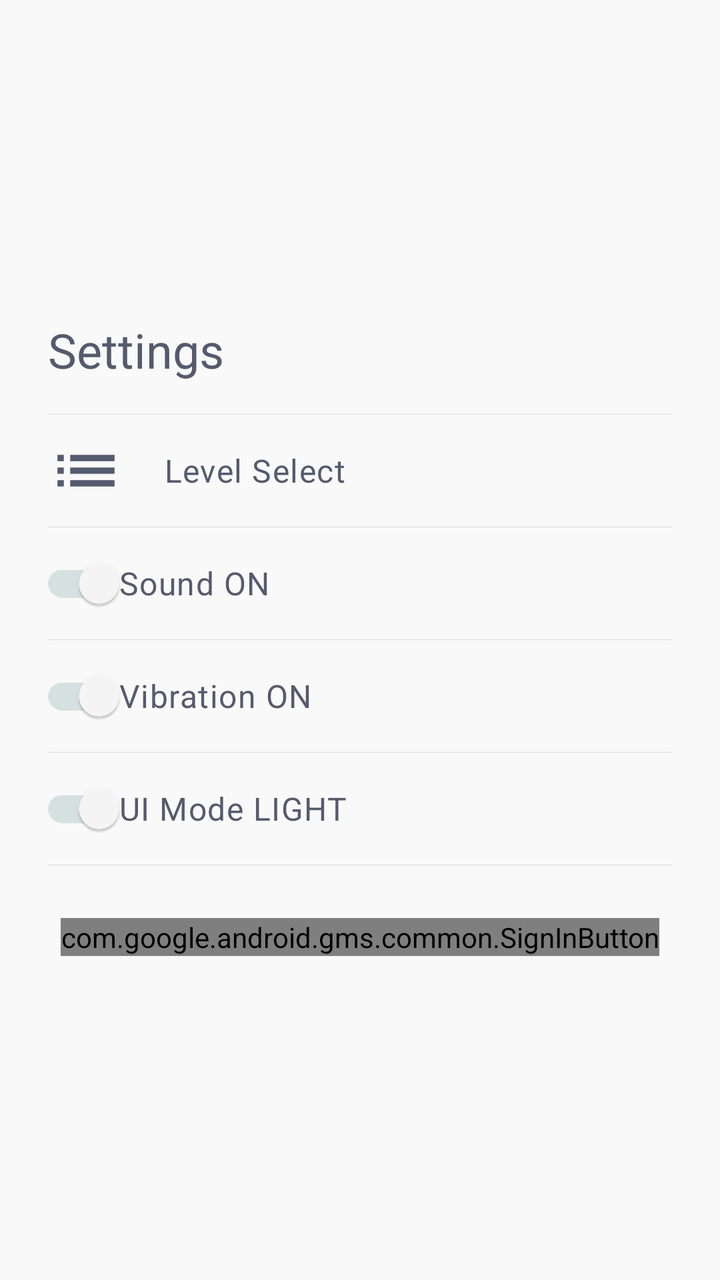
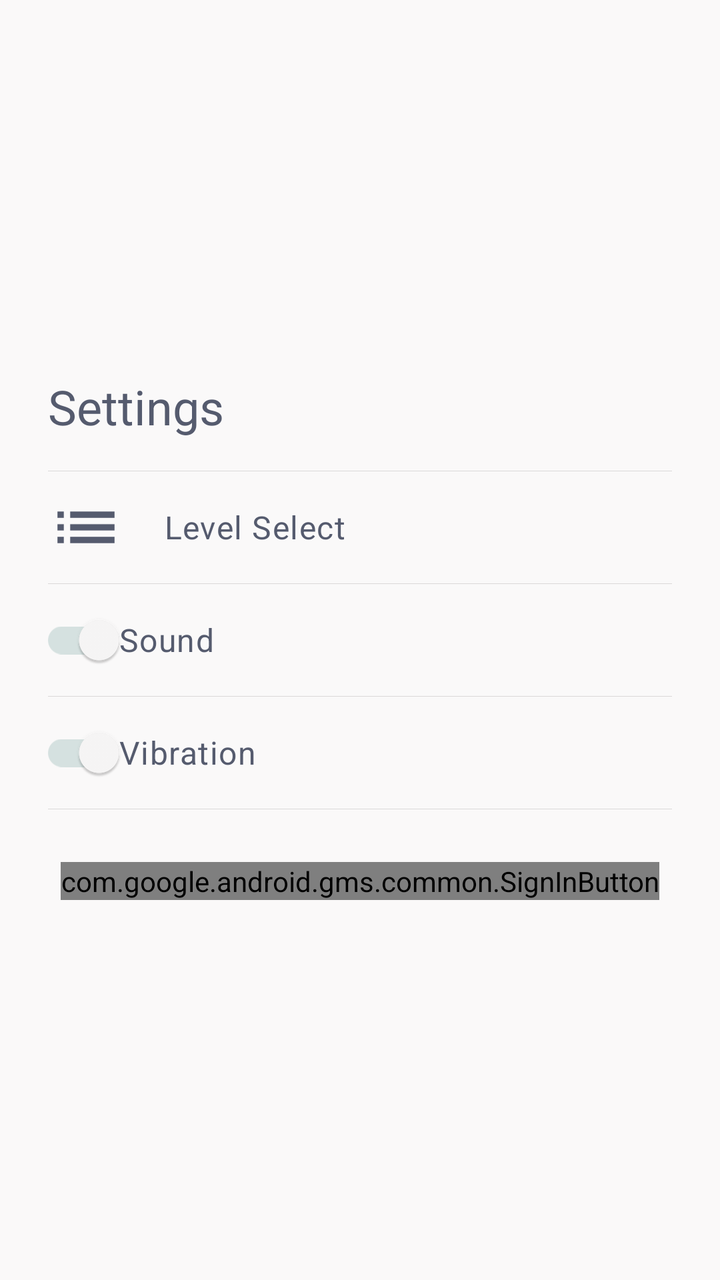

Compare the two renders of this Android layout. The source of the first and the diff that turns it into the second are given below.
<!-- AndroidManifest.xml: application theme Theme.OC -->
<!-- res/layout/settings_fragment.xml -->
<?xml version="1.0" encoding="utf-8"?>
<androidx.appcompat.widget.LinearLayoutCompat xmlns:android="http://schemas.android.com/apk/res/android"
    xmlns:app="http://schemas.android.com/apk/res-auto"
    xmlns:tools="http://schemas.android.com/tools"
    android:layout_width="match_parent"
    android:layout_height="wrap_content"
    android:gravity="center"
    android:orientation="vertical"
    android:paddingVertical="@dimen/default_large_margin"
    app:divider="@drawable/divider"
    app:dividerPadding="@dimen/simple_dialog_left_margin"
    app:showDividers="middle">

    <androidx.appcompat.widget.LinearLayoutCompat
        android:id="@+id/hints_dialog_title"
        android:layout_width="match_parent"
        android:layout_height="@dimen/simple_dialog_header_height"
        android:orientation="horizontal">

        <androidx.appcompat.widget.AppCompatTextView
            android:layout_width="wrap_content"
            android:layout_height="wrap_content"
            android:layout_gravity="center_vertical"
            android:layout_marginStart="@dimen/simple_dialog_left_margin"
            android:text="@string/settings"
            android:textAppearance="@style/TextAppearance.OC.Headline5" />
    </androidx.appcompat.widget.LinearLayoutCompat>

    <androidx.appcompat.widget.LinearLayoutCompat
        android:id="@+id/level_select_button"
        android:layout_width="match_parent"
        android:layout_height="@dimen/simple_dialog_item_height"
        android:background="?android:attr/selectableItemBackground"
        android:clickable="true"
        android:focusable="true"
        android:orientation="horizontal">

        <androidx.appcompat.widget.AppCompatImageView
            android:layout_width="wrap_content"
            android:layout_height="wrap_content"
            android:layout_gravity="center_vertical"
            android:layout_marginStart="@dimen/simple_dialog_left_margin"
            android:layout_marginEnd="@dimen/simple_dialog_divider_margin"
            android:contentDescription="@string/level_select"
            android:src="@drawable/outline_grid_on_black_24"
            app:tint="@color/colorOnPrimary"
            tools:ignore="RtlSymmetry" />

        <androidx.appcompat.widget.AppCompatTextView
            android:layout_width="wrap_content"
            android:layout_height="wrap_content"
            android:layout_gravity="center_vertical"
            android:text="@string/level_select"
            android:textAppearance="@style/TextAppearance.OC.Body1" />
    </androidx.appcompat.widget.LinearLayoutCompat>

    <androidx.appcompat.widget.LinearLayoutCompat
        android:id="@+id/sound_button"
        android:layout_width="match_parent"
        android:layout_height="@dimen/simple_dialog_item_height"
        android:background="?android:attr/selectableItemBackground"
        android:clickable="true"
        android:focusable="true"
        android:orientation="horizontal">

        <com.google.android.material.switchmaterial.SwitchMaterial
            android:id="@+id/sound_switch"
            android:layout_width="wrap_content"
            android:layout_height="wrap_content"
            android:layout_gravity="center_vertical"
            android:layout_marginStart="@dimen/simple_dialog_left_margin"
            android:layout_marginEnd="@dimen/simple_dialog_divider_margin"
            android:layoutDirection="rtl"
            android:text="@string/sound_on_text"
            android:textAppearance="@style/TextAppearance.OC.Body1"
            android:textColor="@color/colorOnPrimary" />

    </androidx.appcompat.widget.LinearLayoutCompat>

    <androidx.appcompat.widget.LinearLayoutCompat
        android:id="@+id/vibration_button"
        android:layout_width="match_parent"
        android:layout_height="@dimen/simple_dialog_item_height"
        android:background="?android:attr/selectableItemBackground"
        android:clickable="true"
        android:focusable="true"
        android:orientation="horizontal">

        <com.google.android.material.switchmaterial.SwitchMaterial
            android:id="@+id/vibration_switch"
            android:layout_width="wrap_content"
            android:layout_height="wrap_content"
            android:layout_gravity="center_vertical"
            android:layout_marginStart="@dimen/simple_dialog_left_margin"
            android:layout_marginEnd="@dimen/simple_dialog_divider_margin"
            android:layoutDirection="rtl"
            android:text="@string/vibration_on_text"
            android:textAppearance="@style/TextAppearance.OC.Body1"
            android:textColor="@color/colorOnPrimary" />
    </androidx.appcompat.widget.LinearLayoutCompat>

    <androidx.appcompat.widget.LinearLayoutCompat
        android:id="@+id/ui_mode_button"
        android:layout_width="match_parent"
        android:layout_height="@dimen/simple_dialog_item_height"
        android:background="?android:attr/selectableItemBackground"
        android:clickable="true"
        android:focusable="true"
        android:orientation="horizontal">

        <com.google.android.material.switchmaterial.SwitchMaterial
            android:id="@+id/ui_switch"
            android:layout_width="wrap_content"
            android:layout_height="wrap_content"
            android:layout_gravity="center_vertical"
            android:layout_marginStart="@dimen/simple_dialog_left_margin"
            android:layout_marginEnd="@dimen/simple_dialog_divider_margin"
            android:layoutDirection="rtl"
            android:text="@string/ui_mode_light_text"
            android:textAppearance="@style/TextAppearance.OC.Body1"
            android:textColor="@color/colorOnPrimary" />

    </androidx.appcompat.widget.LinearLayoutCompat>

    <androidx.appcompat.widget.LinearLayoutCompat
        android:layout_width="match_parent"
        android:layout_height="@dimen/simple_dialog_item_height"
        android:layout_marginTop="@dimen/default_margin"
        android:gravity="center"
        android:orientation="vertical">

        <com.google.android.gms.common.SignInButton
            android:id="@+id/google_sign_in_button"
            android:layout_width="wrap_content"
            android:layout_height="wrap_content"
            android:layout_marginHorizontal="@dimen/simple_dialog_left_margin" />
    </androidx.appcompat.widget.LinearLayoutCompat>
</androidx.appcompat.widget.LinearLayoutCompat>
<!-- resources referenced by this layout -->
<resources>
  <color name="colorOnPrimary">#555b6e</color>
  <dimen name="default_large_margin">16dp</dimen>
  <dimen name="default_margin">8dp</dimen>
  <dimen name="simple_dialog_divider_margin">20dp</dimen>
  <dimen name="simple_dialog_header_height">64dp</dimen>
  <dimen name="simple_dialog_item_height">56dp</dimen>
  <dimen name="simple_dialog_left_margin">24dp</dimen>
  <!-- drawable divider (drawable) -->
  <?xml version="1.0" encoding="utf-8"?>
  <shape xmlns:android="http://schemas.android.com/apk/res/android" >
      <size android:height=".1dp"/>
      <solid android:color="@color/itemDividerColor"/>
  </shape>
  <string name="level_select">Level Select</string>
  <string name="settings">Settings</string>
  <string name="sound_on_text">Sound ON</string>
  <string name="ui_mode_light_text">UI Mode LIGHT</string>
  <string name="vibration_on_text">Vibration ON</string>
  <style name="TextAppearance.OC.Body1" parent="TextAppearance.MaterialComponents.Body1">
          <item name="fontFamily">@font/yantramanav_medium</item>
          <item name="android:textColor">@color/colorOnPrimary</item>
      </style>
  <style name="TextAppearance.OC.Headline5" parent="TextAppearance.MaterialComponents.Headline5">
          <item name="fontFamily">@font/yantramanav_bold</item>
          <item name="android:textColor">@color/colorOnPrimary</item>
      </style>
  <color name="itemDividerColor">#DAD8D8</color>
  <color name="colorPrimary">#89b0ae</color>
  <color name="colorPrimaryVariant">#89b0ae</color>
  <color name="colorSecondary">#bee3db</color>
  <color name="colorSecondaryVariant">#555b6e</color>
  <color name="colorOnSecondary">#89b0ae</color>
  <color name="colorBackground">#faf9f9</color>
  <color name="colorOnBackground">#89b0ae</color>
  <color name="colorSurface">#faf9f9</color>
  <color name="colorOnSurface">#89b0ae</color>
  <color name="colorError">#EE3502</color>
  <color name="colorOnError">#faf9f9</color>
  <color name="navigationBarColor">#80797D88</color>
  <style name="ThemeOverlay.App.MaterialAlertDialog" parent="ThemeOverlay.MaterialComponents.MaterialAlertDialog">
          <item name="colorPrimary">@color/colorOnPrimary</item>
          <item name="colorSecondary">@color/colorSecondary</item>
          <item name="colorSurface">@color/colorSurface</item>
          <item name="colorOnSurface">@color/colorOnPrimary</item>
          <item name="android:backgroundTint">@color/colorSurface</item>
          <item name="titleTextColor">@color/colorSurface</item>
      </style>
  <style name="HehBottomSheetDialogTheme" parent="@style/ThemeOverlay.MaterialComponents.BottomSheetDialog">
          <item name="bottomSheetStyle">@style/HehCustomBottomSheet</item>
      </style>
  <style name="HehCustomBottomSheet" parent="Widget.MaterialComponents.BottomSheet">
          <item name="shapeAppearanceOverlay">@style/CustomShapeAppearanceBottomSheetDialog</item>
      </style>
  <style name="CustomShapeAppearanceBottomSheetDialog">
          <item name="cornerFamily">rounded</item>
          <item name="cornerSizeTopRight">@dimen/default_large_margin</item>
          <item name="cornerSizeTopLeft">@dimen/default_large_margin</item>
          <item name="android:layout_margin">@dimen/default_large_margin</item>
          <item name="cornerSizeBottomRight">0dp</item>
          <item name="cornerSizeBottomLeft">0dp</item>
      </style>
  <!-- unchanged entries left out for length: 3 -->
</resources>

<!-- the commit's change to res/layout/settings_fragment.xml (unified diff, before → after) -->
@@ -71,7 +71,7 @@
             android:layout_marginStart="@dimen/simple_dialog_left_margin"
             android:layout_marginEnd="@dimen/simple_dialog_divider_margin"
             android:layoutDirection="rtl"
-            android:text="@string/sound_on_text"
+            android:text="@string/sound_text"
             android:textAppearance="@style/TextAppearance.OC.Body1"
             android:textColor="@color/colorOnPrimary" />
 
@@ -94,32 +94,9 @@
             android:layout_marginStart="@dimen/simple_dialog_left_margin"
             android:layout_marginEnd="@dimen/simple_dialog_divider_margin"
             android:layoutDirection="rtl"
-            android:text="@string/vibration_on_text"
+            android:text="@string/vibration_text"
             android:textAppearance="@style/TextAppearance.OC.Body1"
             android:textColor="@color/colorOnPrimary" />
-    </androidx.appcompat.widget.LinearLayoutCompat>
-
-    <androidx.appcompat.widget.LinearLayoutCompat
-        android:id="@+id/ui_mode_button"
-        android:layout_width="match_parent"
-        android:layout_height="@dimen/simple_dialog_item_height"
-        android:background="?android:attr/selectableItemBackground"
-        android:clickable="true"
-        android:focusable="true"
-        android:orientation="horizontal">
-
-        <com.google.android.material.switchmaterial.SwitchMaterial
-            android:id="@+id/ui_switch"
-            android:layout_width="wrap_content"
-            android:layout_height="wrap_content"
-            android:layout_gravity="center_vertical"
-            android:layout_marginStart="@dimen/simple_dialog_left_margin"
-            android:layout_marginEnd="@dimen/simple_dialog_divider_margin"
-            android:layoutDirection="rtl"
-            android:text="@string/ui_mode_light_text"
-            android:textAppearance="@style/TextAppearance.OC.Body1"
-            android:textColor="@color/colorOnPrimary" />
-
     </androidx.appcompat.widget.LinearLayoutCompat>
 
     <androidx.appcompat.widget.LinearLayoutCompat
<!-- resource entries referenced after the edit -->
@@ -15,9 +15,8 @@
   </shape>
   <string name="level_select">Level Select</string>
   <string name="settings">Settings</string>
-  <string name="sound_on_text">Sound ON</string>
-  <string name="ui_mode_light_text">UI Mode LIGHT</string>
-  <string name="vibration_on_text">Vibration ON</string>
+  <string name="sound_text">Sound</string>
+  <string name="vibration_text">Vibration</string>
   <style name="TextAppearance.OC.Body1" parent="TextAppearance.MaterialComponents.Body1">
           <item name="fontFamily">@font/yantramanav_medium</item>
           <item name="android:textColor">@color/colorOnPrimary</item>
